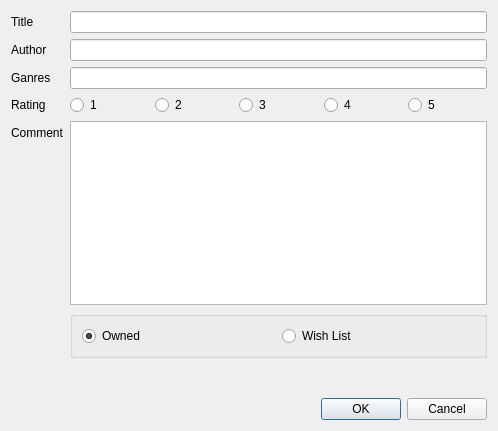
AlexanderRyzhakov/Ryzh, file A-List/src/dialogaddbook.ui: the form before one commit.
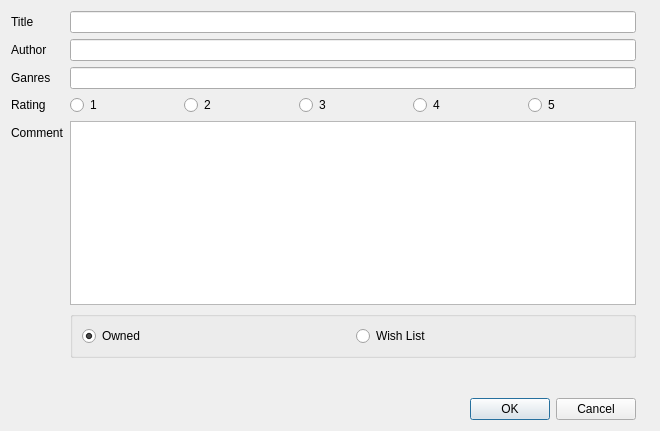
The form after the commit.

Commit message: jpg covers added (preloaded)

Patch:
```diff
--- a/A-List/src/dialogaddbook.ui
+++ b/A-List/src/dialogaddbook.ui
@@ -6,14 +6,14 @@
    <rect>
     <x>0</x>
     <y>0</y>
-    <width>498</width>
+    <width>660</width>
     <height>431</height>
    </rect>
   </property>
   <property name="windowTitle">
    <string>Dialog</string>
   </property>
-  <layout class="QVBoxLayout" name="verticalLayout">
+  <layout class="QHBoxLayout" name="horizontalLayout_6">
    <item>
     <layout class="QFormLayout" name="formLayout">
      <item row="0" column="0">
@@ -147,6 +147,19 @@
      </item>
     </layout>
    </item>
+   <item>
+    <widget class="QLabel" name="label_edit_book_cover">
+     <property name="minimumSize">
+      <size>
+       <width>0</width>
+       <height>400</height>
+      </size>
+     </property>
+     <property name="text">
+      <string/>
+     </property>
+    </widget>
+   </item>
   </layout>
  </widget>
  <resources/>
```
The commit also changes 10 other files.
